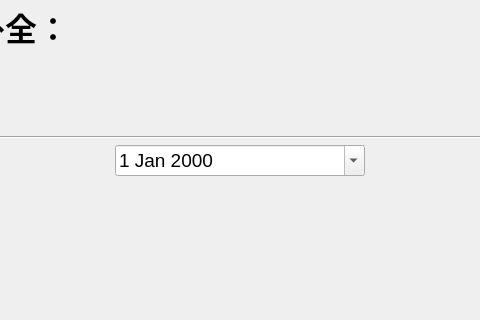
Before: the Qt Designer form ui_dir/revfilebq.ui in wind-sword/Audit, drawn with Qt 5; both pictures show x 102 to 582 and y 88 to 408 of the 1017 by 699 pixel window.
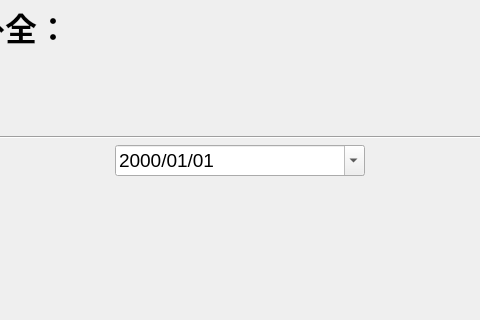
After: the same form once the commit is applied.

Diff of the .ui file:
```diff
--- a/ui_dir/revfilebq.ui
+++ b/ui_dir/revfilebq.ui
@@ -121,6 +121,9 @@
          <pointsize>14</pointsize>
         </font>
        </property>
+       <property name="displayFormat">
+        <string>yyyy/MM/dd</string>
+       </property>
        <property name="calendarPopup">
         <bool>true</bool>
        </property>
```
